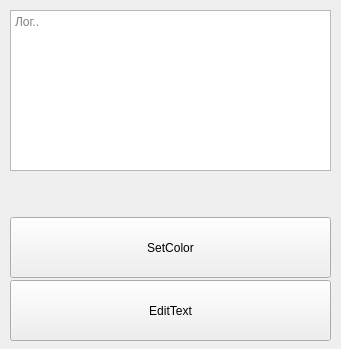
artur0527rg/pyqt5_hohlov, file untitled.ui: the form before one commit.
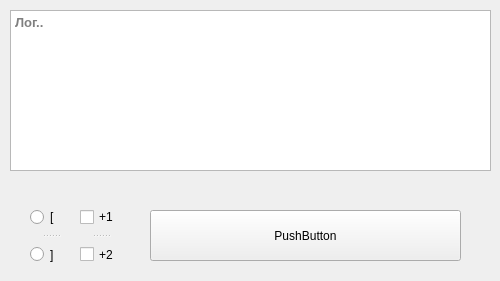
The form after the commit.

Commit message: Знакомство Урок 3 CheckBox RadioButton

What changed in the file:
```diff
--- a/untitled.ui
+++ b/untitled.ui
@@ -6,20 +6,20 @@
    <rect>
     <x>0</x>
     <y>0</y>
-    <width>341</width>
-    <height>349</height>
+    <width>500</width>
+    <height>281</height>
    </rect>
   </property>
   <property name="minimumSize">
    <size>
-    <width>341</width>
-    <height>349</height>
+    <width>0</width>
+    <height>0</height>
    </size>
   </property>
   <property name="maximumSize">
    <size>
-    <width>341</width>
-    <height>349</height>
+    <width>500</width>
+    <height>500</height>
    </size>
   </property>
   <property name="windowTitle">
@@ -31,10 +31,17 @@
      <rect>
       <x>10</x>
       <y>10</y>
-      <width>321</width>
+      <width>481</width>
       <height>161</height>
      </rect>
     </property>
+    <property name="font">
+     <font>
+      <pointsize>10</pointsize>
+      <weight>75</weight>
+      <bold>true</bold>
+     </font>
+    </property>
     <property name="placeholderText">
      <string>Лог..</string>
     </property>
@@ -42,41 +49,61 @@
    <widget class="QPushButton" name="pushButton">
     <property name="geometry">
      <rect>
-      <x>10</x>
-      <y>280</y>
-      <width>321</width>
-      <height>61</height>
+      <x>150</x>
+      <y>210</y>
+      <width>311</width>
+      <height>51</height>
      </rect>
     </property>
     <property name="text">
-     <string>EditText</string>
+     <string>PushButton</string>
     </property>
    </widget>
-   <widget class="QLabel" name="label">
+   <widget class="QSplitter" name="splitter">
     <property name="geometry">
      <rect>
-      <x>10</x>
-      <y>180</y>
-      <width>321</width>
-      <height>21</height>
+      <x>80</x>
+      <y>200</y>
+      <width>41</width>
+      <height>71</height>
      </rect>
     </property>
-    <property name="text">
-     <string/>
+    <property name="orientation">
+     <enum>Qt::Vertical</enum>
     </property>
+    <widget class="QCheckBox" name="checkBox">
+     <property name="text">
+      <string>+1</string>
+     </property>
+    </widget>
+    <widget class="QCheckBox" name="checkBox_2">
+     <property name="text">
+      <string>+2</string>
+     </property>
+    </widget>
    </widget>
-   <widget class="QPushButton" name="pushButton_2">
+   <widget class="QSplitter" name="splitter_2">
     <property name="geometry">
      <rect>
-      <x>10</x>
-      <y>217</y>
-      <width>321</width>
-      <height>61</height>
+      <x>30</x>
+      <y>200</y>
+      <width>41</width>
+      <height>71</height>
      </rect>
     </property>
-    <property name="text">
-     <string>SetColor</string>
+    <property name="orientation">
+     <enum>Qt::Vertical</enum>
     </property>
+    <widget class="QRadioButton" name="radioButton">
+     <property name="text">
+      <string>[</string>
+     </property>
+    </widget>
+    <widget class="QRadioButton" name="radioButton_2">
+     <property name="text">
+      <string>]</string>
+     </property>
+    </widget>
    </widget>
   </widget>
  </widget>
```
The commit also changes 2 other files.
